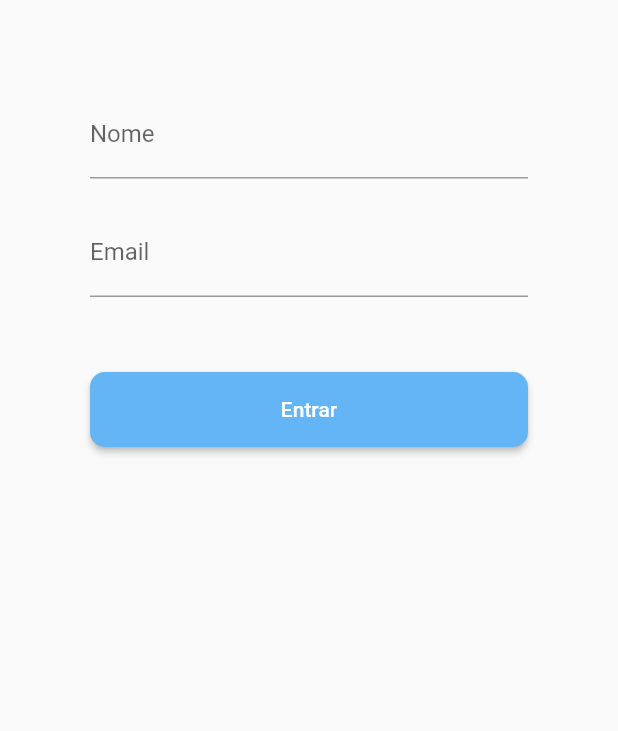
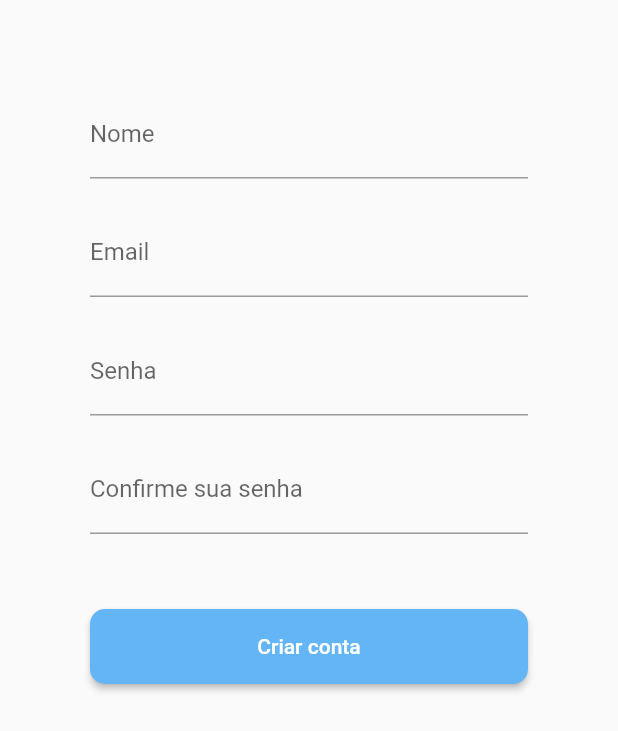
Before and after one commit to zepanzeri/app_telemedicina, a Flutter app: the RegisterFormWidget widget shown alone on an empty page, opened directly, on a phone screen of 412 x 824 dp. Shown: the top 731 px of the screen. Run offline on Flutter 3.47's test engine with Material 2 defaults, Android fonts, the phone set to English and light mode, and no system bars; our stand-ins replace email_validator; missing offline and left inert: expansion_card; Roboto replaces fonts that are missing (Sans Serif).

Commit message:
Validação do formulário de criação de conta.

```diff
--- a/lib/widgets/register_form_widget.dart
+++ b/lib/widgets/register_form_widget.dart
@@ -1,4 +1,5 @@
 import 'package:flutter/material.dart';
+import 'package:email_validator/email_validator.dart';
 
 class RegisterFormWidget extends StatefulWidget {
   @override
@@ -6,9 +7,12 @@ class RegisterFormWidget extends StatefulWidget {
 }
 
 class _RegisterFormWidgetState extends State<RegisterFormWidget> {
-  var login = TextEditingController();
+  var nome = TextEditingController();
+  var email = TextEditingController();
   var senha = TextEditingController();
+  var senhaCheck = TextEditingController();
   var registerFormKey = GlobalKey<FormState>();
+  bool emailValidado;
 
   @override
   Widget build(BuildContext context) {
@@ -16,14 +20,18 @@ class _RegisterFormWidgetState extends State<RegisterFormWidget> {
       alignment: Alignment.center,
       child: Padding(
         padding: const EdgeInsets.all(60),
+        child: Form(
+          key: registerFormKey,
           child: Column(
             children: [
               Padding(
                 padding: const EdgeInsets.only(bottom: 20),
                 child: TextFormField(
-                controller: login,
-                validator: (value){
-
+                  controller: nome,
+                  validator: (String value) {
+                    if(value.isEmpty || RegExp("/^[A-Za-záàâãéèêíïóôõöúçñÁÀÂÃÉÈÍÏÓÔÕÖÚÇÑ ]+/").hasMatch(value))
+                      return 'Insira um nome vádido.';
+                    return null;
                   },
                   decoration: InputDecoration(
                     labelText: 'Nome',
@@ -31,13 +39,38 @@ class _RegisterFormWidgetState extends State<RegisterFormWidget> {
                 ),
               ),
               Padding(
-              padding: const EdgeInsets.only(bottom: 50),
+                padding: const EdgeInsets.only(bottom: 20),
+                child: TextFormField(
+                  controller: email,
+                  decoration: InputDecoration(
+                    labelText: 'Email',
+                  ),
+                  validator: (String value){
+                    this.emailValidado = EmailValidator.validate(value);
+                    return this.emailValidado ? null : 'Email com formato inválido.';
+                  },
+                ),
+              ),
+               Padding(
+                padding: const EdgeInsets.only(bottom: 20),
                 child: TextFormField(
                   obscureText: true,
                   controller: senha,
                   decoration: InputDecoration(
-                  labelText: 'Email',
+                    labelText: 'Senha',
                   ),
+                  validator: (String value) => value.length<=3 ? 'Sua senha deve conter no minimo 4 dígitos.' : null,
+                ),
+              ),
+               Padding(
+                padding: const EdgeInsets.only(bottom: 50),
+                child: TextFormField(
+                  obscureText: true,
+                  controller: senhaCheck,
+                  decoration: InputDecoration(
+                    labelText: 'Confirme sua senha',
+                  ),
+                  validator: (String value) => value !=  this.senha.text ? 'As senhas não conferem.' : null,
                 ),
               ),
               SizedBox(
@@ -45,15 +78,46 @@ class _RegisterFormWidgetState extends State<RegisterFormWidget> {
                 width: double.infinity,
                 child: ElevatedButton(
                   style: Theme.of(context).elevatedButtonTheme.style,
-                child: Text('Entrar'),
+                  child: Text('Criar conta'),
                   onPressed: (){
-                  print('${login.text} : ${senha.text}');
+                    if (registerFormKey.currentState.validate()){
+                      setState(() {
+                        dialogBox();
+                      });
+                    }
                   },
                 ),
               )
             ],
           ),
         ),
+      ),
+    );
+  }
+
+    dialogBox() {
+    return showDialog(
+      context: context,
+      builder: (BuildContext context) {
+        return AlertDialog(
+          title: Text('Conta criada'),
+          content: Column(
+            mainAxisSize: MainAxisSize.min,
+            children: [
+              Text('Bem vindo(a), ${nome.text}.'),
+              Text('Sua conta foi criada com sucesso!')
+            ],
+          ),
+          actions: [
+            TextButton(
+              child: Text('Fechar'),
+              onPressed: () {
+                Navigator.of(context).pop();
+              },
+            )
+          ],
+        );
+      },
     );
   }
 }
--- a/pubspec.yaml
+++ b/pubspec.yaml
@@ -29,6 +29,7 @@ dependencies:
   # Use with the CupertinoIcons class for iOS style icons.
   cupertino_icons: ^1.0.2
   expansion_card: ^0.1.0
+  email_validator: '^1.0.6'
 
 dev_dependencies:
   flutter_test:
```
Also changed, not shown: pubspec.lock. Lines whose indentation alone changed are shown as unchanged.
